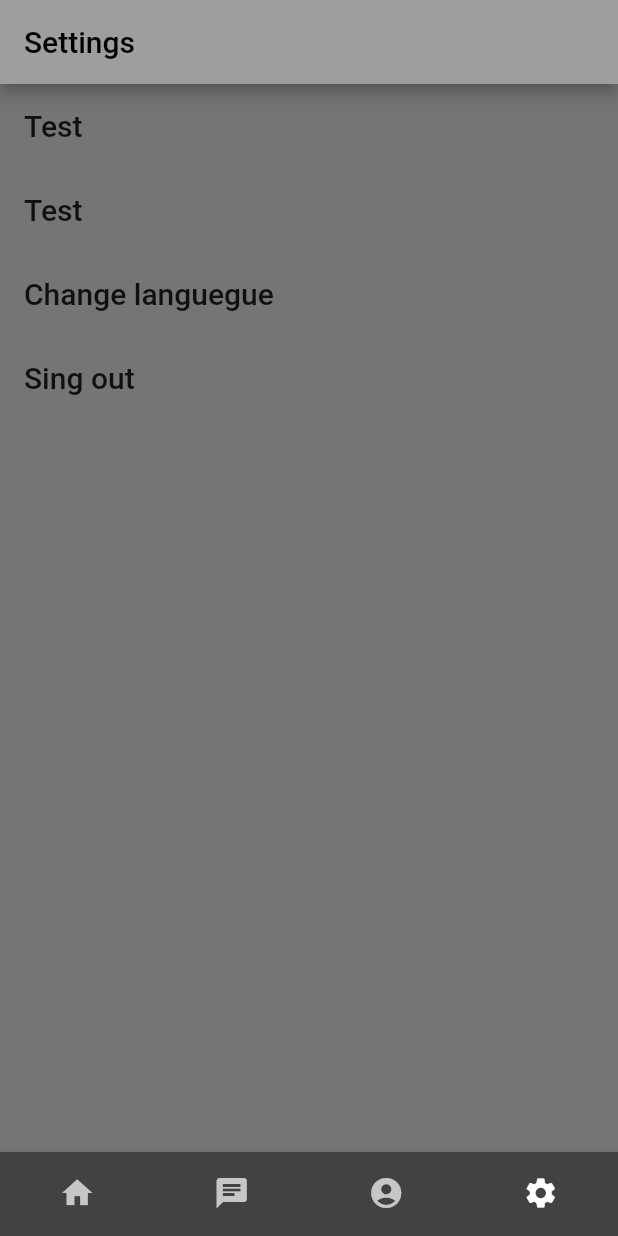
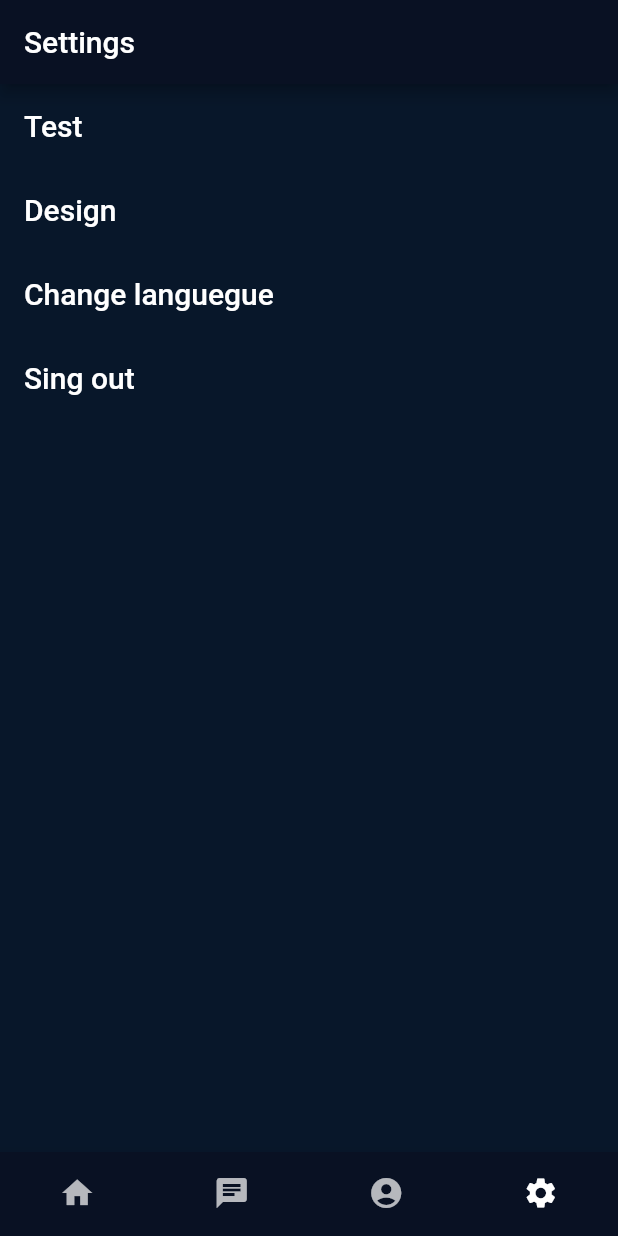
Before and after one commit to Mentalo158/Chat-app, a Flutter app: the mainScreen screen opened directly, item 4 of the bottom bar chosen, on a phone screen of 412 x 824 dp. Run offline on Flutter 3.47's test engine with Material 2 defaults, Android fonts, the phone set to English and light mode, and no system bars.

Commit message:
changed design

```diff
--- a/lib/main.dart
+++ b/lib/main.dart
@@ -11,7 +11,7 @@ class MyApp extends StatefulWidget {
 }
 
 class _MyAppState extends State<MyApp> {
-  var currentBackgroundcolor = Colors.grey[600];
+  var currentBackgroundcolor = Color(0xFF08172A);
 
   @override
   Widget build(BuildContext context) {
--- a/lib/mainScreen.dart
+++ b/lib/mainScreen.dart
@@ -64,11 +64,11 @@ class _mainScreenState extends State<mainScreen> {
       // ),
 
       appBar: AppBar(
-        backgroundColor: Colors.grey,
+        backgroundColor: Color(0xFF091123),
         automaticallyImplyLeading: false,
         title: Text(
           _currentAppBarTitle,
-          style: TextStyle(color: Colors.black),
+          style: TextStyle(color: Colors.white),
         ),
       ),
       // Change pages per Index
@@ -82,7 +82,7 @@ class _mainScreenState extends State<mainScreen> {
         showUnselectedLabels: false,
         showSelectedLabels: false,
         type: BottomNavigationBarType.fixed,
-        backgroundColor: Colors.grey[800],
+        backgroundColor: Color(0xFF091123),
         // iconSize: 25,
         // selectedFontSize: 20,
         // unselectedFontSize: 20,
--- a/lib/screens/settingsScreen.dart
+++ b/lib/screens/settingsScreen.dart
@@ -13,14 +13,19 @@ class settingsScreen extends StatelessWidget {
   Widget _buildList() => ListView(children: [
         // TODO Routes for each tile
         _tile('Test'),
-        _tile('Test'),
-        // Divider(),
+        _tile('Design'),
         _tile('Change languegue'),
         _tile('Sing out'),
-        // ...
       ]);
 
   ListTile _tile(String title) => ListTile(
-      title: Text(title,
-          style: TextStyle(fontWeight: FontWeight.w500, fontSize: 20)));
+        title: Text(
+          title,
+          style: TextStyle(
+            fontWeight: FontWeight.w500,
+            fontSize: 20,
+            color: Colors.white,
+          ),
+        ),
+      );
 }
```
Also changed, not shown: lib/screens/profileScreen.dart (+4 -4 lines), pubspec.yaml (+3 -5 lines).
